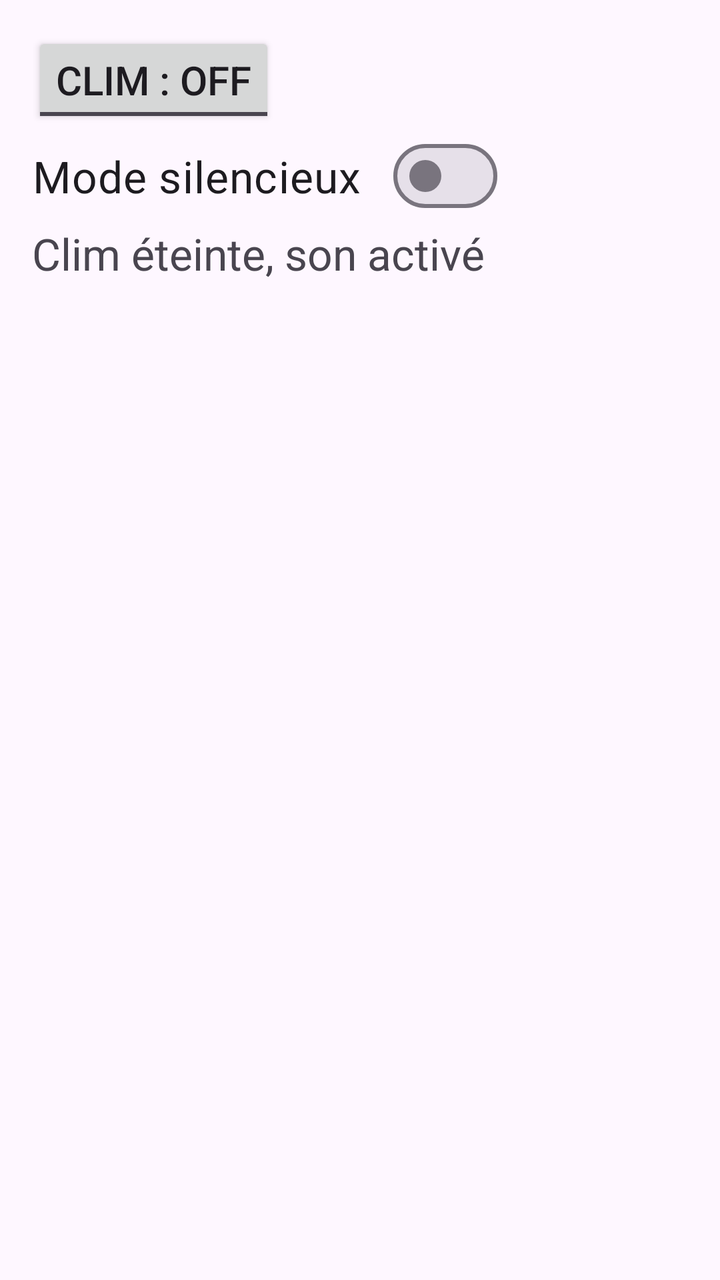
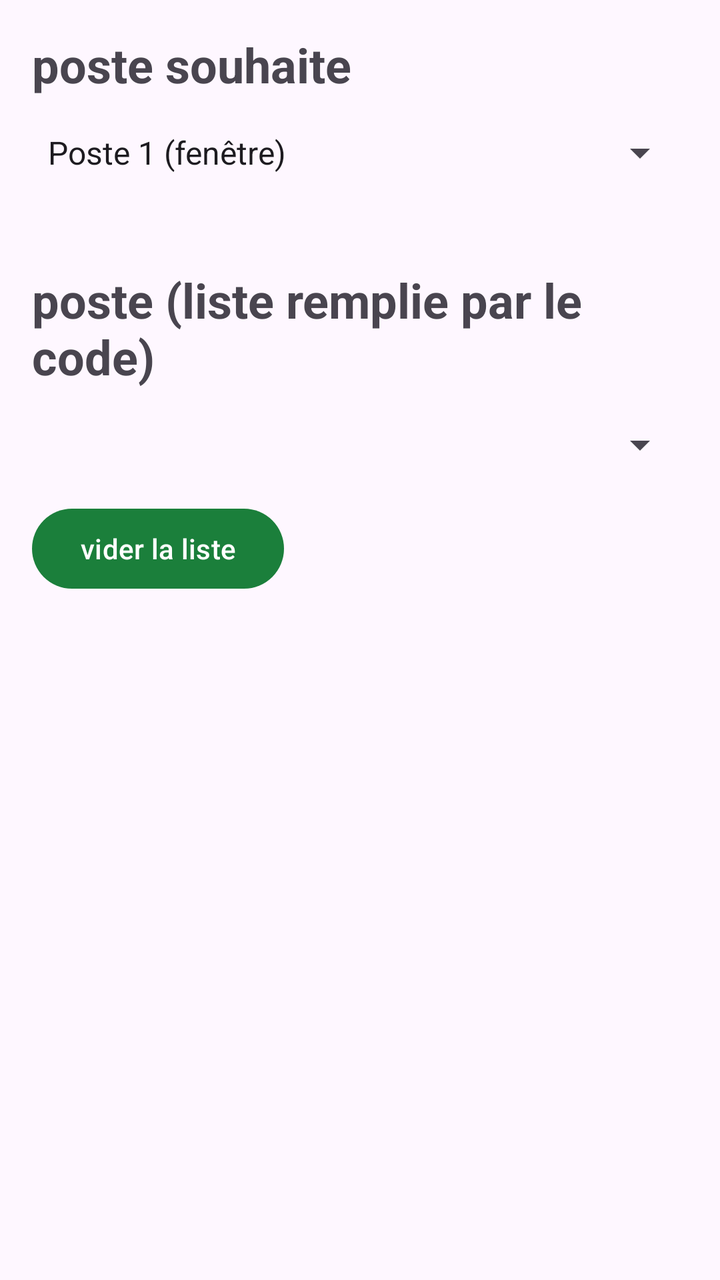

The first picture is an Android layout as it rendered before a commit; the second is the same layout after the commit. The layout source and the unified diff follow.
<!-- AndroidManifest.xml: application theme Theme.AlAmal -->
<!-- res/layout/activity_playground.xml -->
<?xml version="1.0" encoding="utf-8"?>
<LinearLayout xmlns:android="http://schemas.android.com/apk/res/android"
    xmlns:tools="http://schemas.android.com/tools"
    android:id="@+id/main"
    android:layout_width="match_parent"
    android:layout_height="match_parent"
    android:orientation="vertical"
    android:padding="16dp"
    tools:context=".PlaygroundActivity">

    
    
    
    
    
    


    
    
    
    
    
    
    
    
    


    
    
    
    
    
    
    
    
    
    
    
    
    
    
    
    
    


    
    
    
    
    
    
    
    
    
    
    
    
    
    
    
    
    
    
    
    
    
    
    
    
    
    
    
    
    
    
    
    
    
    
    
    
    
    
    
    
    
    
    
    
    
    
    
    
    
    
    
    
    
    
    
    
    
    
    

    
    
    
    
    
    
    
    
    
    
    
    
    


    
    
    
    
    
    
    
    
    
    
    
    








































    

    
    <ToggleButton
        android:id="@+id/tglClim"
        android:layout_width="wrap_content"
        android:layout_height="wrap_content"
        android:textOff="Clim : OFF"
        android:textOn="Clim : ON"
        android:textSize="20sp" />
    <com.google.android.material.materialswitch.MaterialSwitch
        android:id="@+id/swSilence"
        android:layout_width="wrap_content"
        android:layout_height="wrap_content"
        android:text="Mode silencieux"
        android:textSize="22sp" />
    <TextView
        android:id="@+id/txtEtat"
        android:layout_width="wrap_content"
        android:layout_height="wrap_content"
        android:text="Clim éteinte, son activé"
        android:textSize="22sp" />


</LinearLayout>
<!-- resources referenced by this layout -->
<resources>
  <style name="Theme.AlAmal" parent="Theme.Material3.DayNight">
          <item name="colorPrimary">#FF1B7F3B</item>
      </style>
</resources>

<!-- the commit's change to res/layout/activity_playground.xml (unified diff, before → after) -->
@@ -176,25 +176,63 @@
     
 
     
-    <ToggleButton
-        android:id="@+id/tglClim"
-        android:layout_width="wrap_content"
-        android:layout_height="wrap_content"
-        android:textOff="Clim : OFF"
-        android:textOn="Clim : ON"
-        android:textSize="20sp" />
-    <com.google.android.material.materialswitch.MaterialSwitch
-        android:id="@+id/swSilence"
-        android:layout_width="wrap_content"
-        android:layout_height="wrap_content"
-        android:text="Mode silencieux"
-        android:textSize="22sp" />
-    <TextView
-        android:id="@+id/txtEtat"
-        android:layout_width="wrap_content"
-        android:layout_height="wrap_content"
-        android:text="Clim éteinte, son activé"
-        android:textSize="22sp" />
-
+
+
+
+
+
+
+
+
+
+
+
+
+
+
+
+
+
+
+
+    <TextView
+        android:layout_width="wrap_content"
+        android:layout_height="wrap_content"
+        android:text="poste souhaite"
+        android:textSize="24sp"
+        android:textStyle="bold"/>
+    <Spinner
+        android:id="@+id/spPoste"
+        android:layout_width="match_parent"
+        android:layout_height="wrap_content"
+        android:minHeight="56dp"
+        android:entries="@array/s02_postes"/>
+    <TextView
+        android:id="@+id/txtPoste"
+        android:layout_width="wrap_content"
+        android:layout_height="wrap_content"
+        android:textSize="22sp"/>
+    <TextView
+        android:layout_width="wrap_content"
+        android:layout_height="wrap_content"
+        android:textSize="24sp"
+        android:text="poste (liste remplie par le code)"
+        android:textStyle="bold"/>
+    <Spinner
+        android:id="@+id/spPosteCode"
+        android:layout_width="match_parent"
+        android:layout_height="wrap_content"
+        android:minHeight="56dp"/>
+    <Button
+        android:id="@+id/btnVider"
+        android:layout_width="wrap_content"
+        android:layout_height="wrap_content"
+        android:text="vider la liste"/>
+
+    <TextView
+        android:id="@+id/txtPosteCode"
+        android:layout_width="wrap_content"
+        android:layout_height="wrap_content"
+        android:textSize="22sp"/>
 
 </LinearLayout>
<!-- resource entries referenced after the edit -->
@@ -1,5 +1,12 @@
 <!-- resources referenced by this layout -->
 <resources>
+  <string-array name="s02_postes">
+          <item>Poste 1 (fenêtre)</item>
+          <item>Poste 2</item>
+          <item>Poste 3 (imprimante)</item>
+          <item>Poste 4 (casque)</item>
+          <item>Poste 5 (grand écran)</item>
+      </string-array>
   <style name="Theme.AlAmal" parent="Theme.Material3.DayNight">
           <item name="colorPrimary">#FF1B7F3B</item>
       </style>
